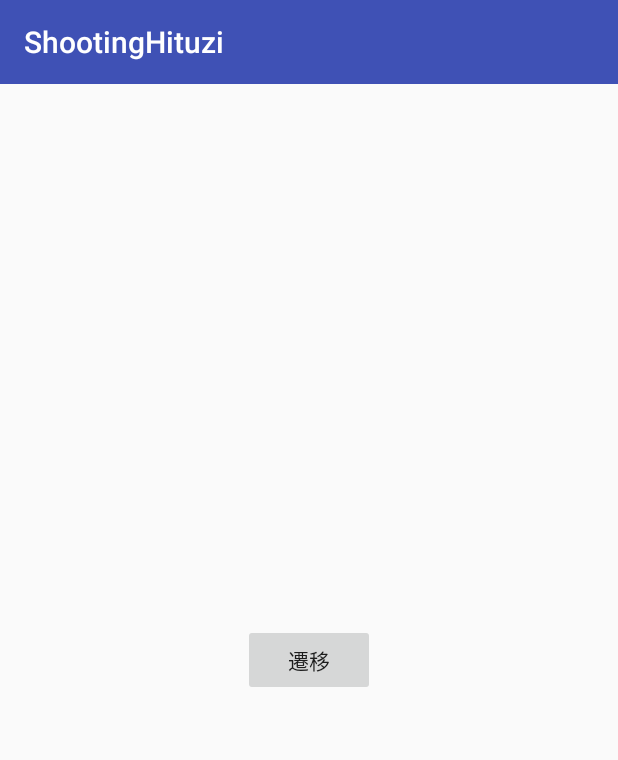
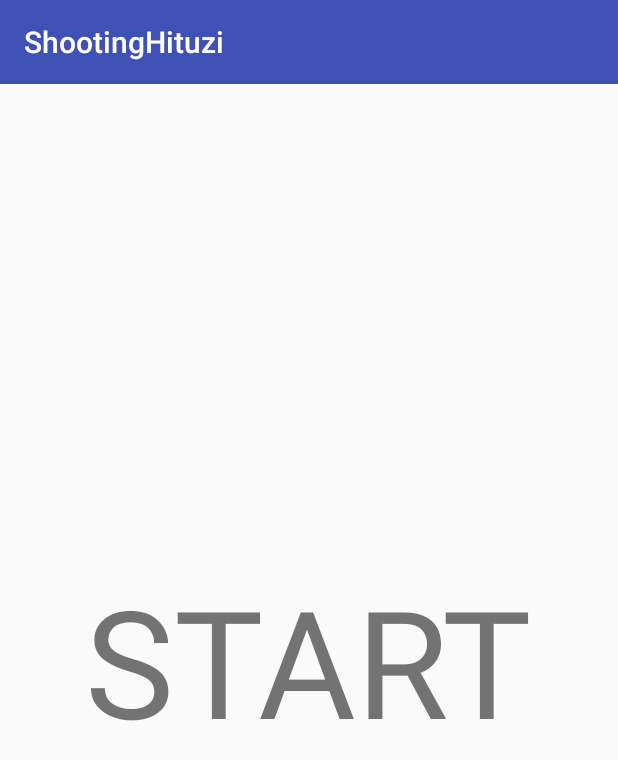
Before and after one commit to s14003/ShootingHituzi, an Android app: the screen it shows after launch (MainActivity), on a phone screen of 412 x 824 dp. Shown: the top 760 px of the screen. Run offline under Robolectric (Android 15) with nearby library versions, the phone set to English and light mode, and no system bars.

Commit message:
色々直したり。あとはシューティングの難易度変更とかやったら終わり？

```diff
--- a/app/src/main/java/jp/ac/it_college/std/s14003/android/shootinghituzi/Choice.java
+++ b/app/src/main/java/jp/ac/it_college/std/s14003/android/shootinghituzi/Choice.java
@@ -37,6 +37,7 @@ public class Choice extends AppCompatActivity implements View.OnClickListener,Ga
             gameView = new GameView(this);
             setContentView(gameView);
             gameView.setCallback(this);
+
             SharedPreferences preferences = getSharedPreferences("LevelData", MODE_PRIVATE);
             SharedPreferences.Editor editor = preferences.edit();
             editor.putInt("MaxData", 100).apply();
--- a/app/src/main/java/jp/ac/it_college/std/s14003/android/shootinghituzi/GameView.java
+++ b/app/src/main/java/jp/ac/it_college/std/s14003/android/shootinghituzi/GameView.java
@@ -31,7 +31,6 @@ public class GameView extends SurfaceView implements SurfaceHolder.Callback {
     private final Paint paint = new Paint();
     private long score;
     private Callback callback;
-    private int num = 10;
     private DrawThread drawThread;
 
 
@@ -152,7 +151,7 @@ public class GameView extends SurfaceView implements SurfaceHolder.Callback {
         missileList.add(missile);
 
     }
-    private static void drawObjectList(
+    private static void drawObjectList (
             Canvas canvas, List<BaseObject> objectList, int width, int height) {
         for (int i = 0; i < objectList.size(); i++) {
             BaseObject object = objectList.get(i);
--- a/app/src/main/java/jp/ac/it_college/std/s14003/android/shootinghituzi/MainActivity.java
+++ b/app/src/main/java/jp/ac/it_college/std/s14003/android/shootinghituzi/MainActivity.java
@@ -6,10 +6,10 @@ import android.support.v7.app.AppCompatActivity;
 import android.os.Bundle;
 import android.view.View;
 import android.widget.Button;
+import android.widget.TextView;
 
 public class MainActivity extends AppCompatActivity implements View.OnClickListener {
-    private Button button;
-    private TapGame tapGame;
+    private TextView startView;
 
 
     @Override
@@ -19,29 +19,15 @@ public class MainActivity extends AppCompatActivity implements View.OnClickListe
 
         setContentView(R.layout.activity_main);
 
-        button = (Button)findViewById(R.id.button);
-        button.setOnClickListener(this);
+        startView = (TextView)findViewById(R.id.start_View);
+        startView.setOnClickListener(this);
 
 
     }
-/*
-    @Override
-    public void onGameOver(long score) {
-        //SharedPreferencesにスコアを保存させる
-        gameView.stopDrawThread();
-        //Toast.makeText(this, "Game Over スコア" + score, Toast.LENGTH_LONG).show();
-
-        SharedPreferences data = getSharedPreferences("NewData", MODE_PRIVATE);
-        SharedPreferences.Editor editor = data.edit();
-        editor.putLong("ScoreData", score).apply();
-        Intent it = new Intent(this, Result.class);
-        startActivity(it);
-    }
-    */
 
     @Override
     public void onClick(View v) {
-        if (button == v) {
+        if (startView == v) {
             Intent it = new Intent(this, TapGame.class);
             startActivity(it);
         }
--- a/app/src/main/java/jp/ac/it_college/std/s14003/android/shootinghituzi/Result.java
+++ b/app/src/main/java/jp/ac/it_college/std/s14003/android/shootinghituzi/Result.java
@@ -1,6 +1,7 @@
 package jp.ac.it_college.std.s14003.android.shootinghituzi;
 
 
+import android.content.Intent;
 import android.content.SharedPreferences;
 import android.os.Bundle;
 import android.support.v7.app.AppCompatActivity;
@@ -33,7 +34,8 @@ public class Result extends AppCompatActivity implements View.OnClickListener {
     @Override
     public void onClick(View v) {
         if (button == v) {
-            finish();
+            Intent it = new Intent(this, TapGame.class);
+            startActivity(it);
         }
     }
 }
--- a/app/src/main/res/layout/activity_main.xml
+++ b/app/src/main/res/layout/activity_main.xml
@@ -7,15 +7,17 @@
     android:paddingLeft="@dimen/activity_horizontal_margin"
     android:paddingRight="@dimen/activity_horizontal_margin"
     android:paddingTop="@dimen/activity_vertical_margin"
-    tools:context="jp.ac.it_college.std.s14003.android.shootinghituzi.MainActivity">
+    tools:context="jp.ac.it_college.std.s14003.android.shootinghituzi.MainActivity"
+    android:id="@+id/start">
 
-    <Button
+    <TextView
         android:layout_width="wrap_content"
         android:layout_height="wrap_content"
-        android:text="遷移"
-        android:id="@+id/button"
+        android:text="@string/seni"
+        android:id="@+id/start_View"
         android:layout_centerVertical="true"
-        android:layout_centerHorizontal="true" />
+        android:layout_centerHorizontal="true"
+        android:textSize="100sp" />
 
 
 
--- a/app/src/main/res/layout/activity_tap.xml
+++ b/app/src/main/res/layout/activity_tap.xml
@@ -10,7 +10,7 @@
         android:layout_height="730dp"
         android:layout_weight="0.06"
         android:weightSum="1"
-        android:background="@drawable/back">
+        android:background="@drawable/backcut">
 
 
         <ImageView
--- a/app/src/main/res/values/strings.xml
+++ b/app/src/main/res/values/strings.xml
@@ -1,9 +1,10 @@
 <resources>
     <string name="app_name">ShootingHituzi</string>
     <string name="score">0000</string>
-    <string name="home">Homeに戻る</string>
+    <string name="home">帰る</string>
     <string name="tap_button">お出かけ</string>
     <string name="max">難しい</string>
     <string name="normal">普通</string>
     <string name="easy">易しい</string>
+    <string name="seni">START</string>
 </resources>
```
Also changed, not shown: app/src/main/java/jp/ac/it_college/std/s14003/android/shootinghituzi/TapGame.java (+18 -1 lines), app/src/main/res/drawable/back.png (deleted), app/src/main/res/drawable/backcut.png (added), app/src/main/res/drawable/background.png (deleted), app/src/main/res/drawable/hitujiback.png (deleted), app/src/main/res/drawable/hitujiinu.png (deleted), app/src/main/res/drawable/tamesi.png (added), app/src/main/res/drawable/tapbig.png, app/src/main/res/drawable/tapkitty.png (deleted), app/src/main/res/drawable/tapkittychange.png (added).
